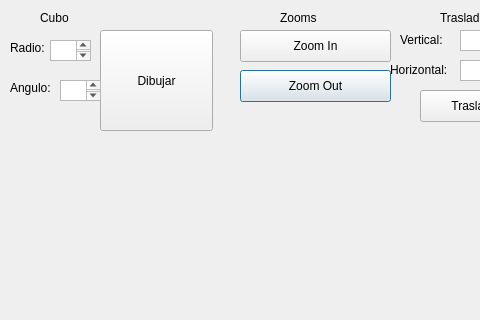
The window that GraficosQT/QTGraphics/cubo.ui (axgtz/Analisis-y-Diseno-de-Algoritmos) describes before a commit, drawn with Qt 5; both pictures show x 0 to 480 and y 0 to 320 of the 837 by 551 pixel window.
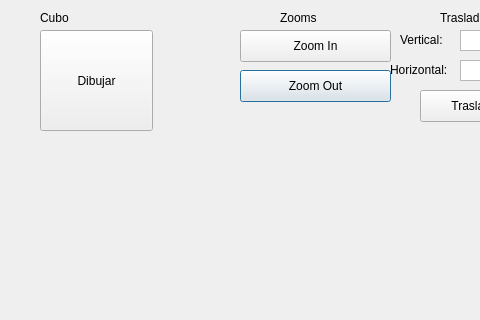
The same window after the commit.

Commit message: Cubo works like damm

```diff
--- a/GraficosQT/QTGraphics/cubo.ui
+++ b/GraficosQT/QTGraphics/cubo.ui
@@ -26,26 +26,13 @@
     <string>Zoom Out</string>
    </property>
   </widget>
-  <widget class="QLabel" name="label_2">
-   <property name="geometry">
-    <rect>
-     <x>10</x>
-     <y>80</y>
-     <width>51</width>
-     <height>16</height>
-    </rect>
-   </property>
-   <property name="text">
-    <string>Angulo:</string>
-   </property>
-  </widget>
   <widget class="QPushButton" name="pushButton">
    <property name="enabled">
     <bool>true</bool>
    </property>
    <property name="geometry">
     <rect>
-     <x>100</x>
+     <x>40</x>
      <y>30</y>
      <width>113</width>
      <height>101</height>
@@ -156,29 +143,6 @@
     <string>Rotacion</string>
    </property>
   </widget>
-  <widget class="QLabel" name="label_3">
-   <property name="geometry">
-    <rect>
-     <x>10</x>
-     <y>40</y>
-     <width>41</width>
-     <height>16</height>
-    </rect>
-   </property>
-   <property name="text">
-    <string>Radio:</string>
-   </property>
-  </widget>
-  <widget class="QTextEdit" name="boxAngulo">
-   <property name="geometry">
-    <rect>
-     <x>60</x>
-     <y>80</y>
-     <width>41</width>
-     <height>21</height>
-    </rect>
-   </property>
-  </widget>
   <widget class="QLabel" name="label_6">
    <property name="geometry">
     <rect>
@@ -254,16 +218,6 @@
     </rect>
    </property>
   </widget>
-  <widget class="QTextEdit" name="boxRadio">
-   <property name="geometry">
-    <rect>
-     <x>50</x>
-     <y>40</y>
-     <width>41</width>
-     <height>21</height>
-    </rect>
-   </property>
-  </widget>
   <widget class="QTextEdit" name="boxYinicio">
    <property name="geometry">
     <rect>
```
The commit also changes 23 other files.
